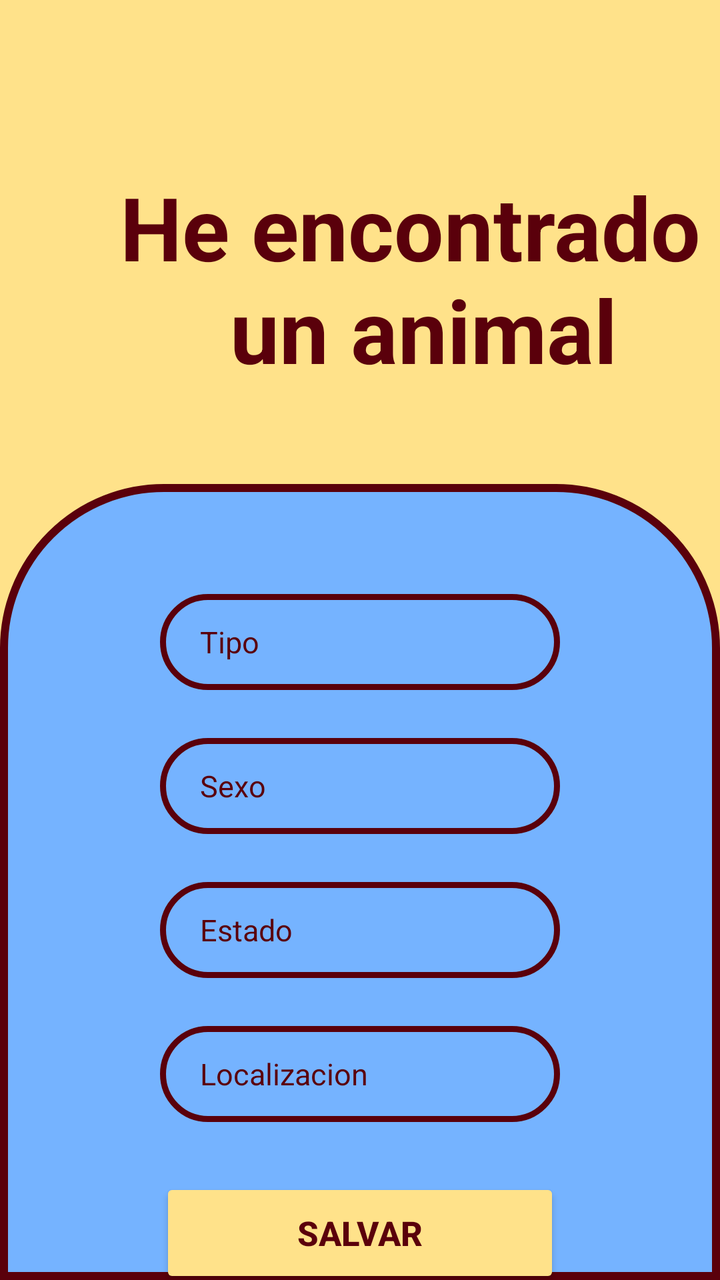
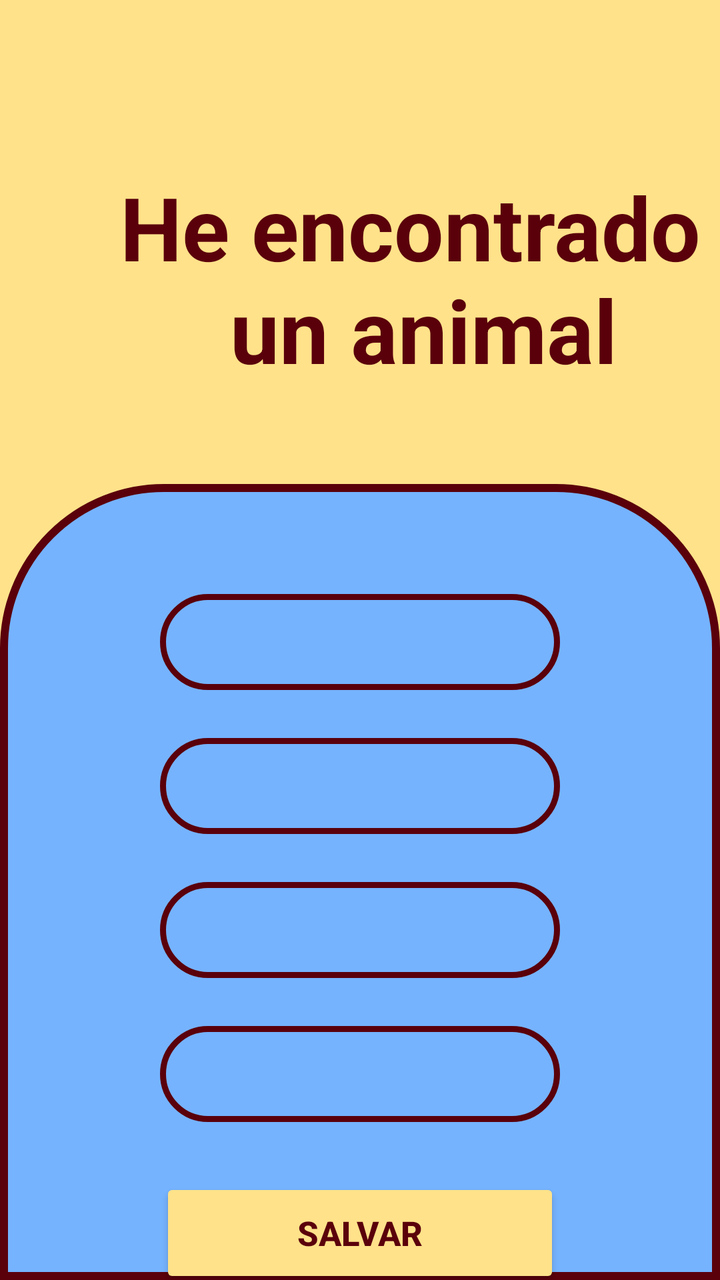

The first picture is an Android layout as it rendered before a commit; the second is the same layout after the commit. The layout source and the unified diff follow.
<!-- AndroidManifest.xml: application theme Theme.AnimalesAdopcion -->
<!-- res/layout/fragment_encontrado.xml -->
<?xml version="1.0" encoding="utf-8"?>
<androidx.constraintlayout.widget.ConstraintLayout
    xmlns:android="http://schemas.android.com/apk/res/android"
    xmlns:app="http://schemas.android.com/apk/res-auto"
    android:layout_width="match_parent"
    android:layout_height="match_parent"
    android:background="#FFE28A">

    <TextView
        android:id="@+id/txtEncontrado"
        android:layout_width="wrap_content"
        android:layout_height="wrap_content"
        android:layout_marginStart="60dp"
        android:layout_marginTop="84dp"
        android:text="He encontrado\n     un animal"
        android:textColor="#5A000B"
        android:textSize="44sp"
        android:textStyle="bold"
        app:layout_constraintStart_toStartOf="parent"
        app:layout_constraintTop_toTopOf="parent" />

    <LinearLayout
        android:id="@+id/contenedorEncontrado"
        android:layout_width="match_parent"
        android:layout_height="0dp"
        android:layout_marginTop="48dp"
        android:orientation="vertical"
        android:gravity="center_horizontal"
        android:paddingTop="55dp"
        android:background="@drawable/fondo_encontrado_azul"
        app:layout_constraintTop_toBottomOf="@id/txtEncontrado"
        app:layout_constraintBottom_toBottomOf="parent"
        app:layout_constraintStart_toStartOf="parent"
        app:layout_constraintEnd_toEndOf="parent">

        <EditText
            android:id="@+id/edtTipo"
            android:layout_width="200dp"
            android:layout_height="48dp"
            android:hint="Tipo"
            android:textColorHint="#5A000B"
            android:textColor="#5A000B"
            android:textSize="15sp"
            android:paddingStart="20dp"
            android:paddingEnd="20dp"
            android:background="@drawable/fondo_input_azul" />

        <EditText
            android:id="@+id/edtSexo"
            android:layout_width="200dp"
            android:layout_height="48dp"
            android:layout_marginTop="24dp"
            android:hint="Sexo"
            android:textColorHint="#5A000B"
            android:textColor="#5A000B"
            android:textSize="15sp"
            android:paddingStart="20dp"
            android:paddingEnd="20dp"
            android:background="@drawable/fondo_input_azul" />

        <EditText
            android:id="@+id/edtEstado"
            android:layout_width="200dp"
            android:layout_height="48dp"
            android:layout_marginTop="24dp"
            android:hint="Estado"
            android:textColorHint="#5A000B"
            android:textColor="#5A000B"
            android:textSize="15sp"
            android:paddingStart="20dp"
            android:paddingEnd="20dp"
            android:background="@drawable/fondo_input_azul" />

        <EditText
            android:id="@+id/edtLocalizacion"
            android:layout_width="200dp"
            android:layout_height="48dp"
            android:layout_marginTop="24dp"
            android:hint="Localizacion"
            android:textColorHint="#5A000B"
            android:textColor="#5A000B"
            android:textSize="15sp"
            android:paddingStart="20dp"
            android:paddingEnd="20dp"
            android:background="@drawable/fondo_input_azul" />

        <Button
            android:id="@+id/btnSalvar"
            android:layout_width="200dp"
            android:layout_height="55dp"
            android:layout_marginTop="28dp"
            android:text="Salvar"
            android:textColor="#5A000B"
            android:textSize="17sp"
            android:textStyle="bold"
            android:backgroundTint="#FFE28A"
            app:cornerRadius="30dp" />

    </LinearLayout>

</androidx.constraintlayout.widget.ConstraintLayout>
<!-- resources referenced by this layout -->
<resources>
  <!-- drawable fondo_encontrado_azul (drawable) -->
  <shape xmlns:android="http://schemas.android.com/apk/res/android">
      <solid android:color="#75B3FF" />
  
      <stroke
          android:width="4dp"
          android:color="#5A000B" />
  
      <corners
          android:topLeftRadius="80dp"
          android:topRightRadius="80dp"
          android:bottomLeftRadius="0dp"
          android:bottomRightRadius="0dp" />
  </shape>
  <!-- drawable fondo_input_azul (drawable) -->
  <shape xmlns:android="http://schemas.android.com/apk/res/android">
      <solid android:color="#75B3FF" />
      <stroke
          android:width="3dp"
          android:color="#5A000B" />
      <corners android:radius="28dp" />
  </shape>
  <style name="Theme.AnimalesAdopcion" parent="Base.Theme.AnimalesAdopcion" />
  <style name="Base.Theme.AnimalesAdopcion" parent="Theme.Material3.DayNight.NoActionBar">
          
          
      </style>
</resources>

<!-- the commit's change to res/layout/fragment_encontrado.xml (unified diff, before → after) -->
@@ -33,56 +33,42 @@
         app:layout_constraintStart_toStartOf="parent"
         app:layout_constraintEnd_toEndOf="parent">
 
-        <EditText
-            android:id="@+id/edtTipo"
+        <Spinner
+            android:id="@+id/spinnerTipo"
             android:layout_width="200dp"
             android:layout_height="48dp"
-            android:hint="Tipo"
-            android:textColorHint="#5A000B"
-            android:textColor="#5A000B"
-            android:textSize="15sp"
+            android:background="@drawable/fondo_input_azul"
             android:paddingStart="20dp"
-            android:paddingEnd="20dp"
-            android:background="@drawable/fondo_input_azul" />
+            android:paddingEnd="20dp" />
 
-        <EditText
-            android:id="@+id/edtSexo"
+        <Spinner
+            android:id="@+id/spinnerSexo"
             android:layout_width="200dp"
             android:layout_height="48dp"
             android:layout_marginTop="24dp"
-            android:hint="Sexo"
-            android:textColorHint="#5A000B"
-            android:textColor="#5A000B"
-            android:textSize="15sp"
+            android:background="@drawable/fondo_input_azul"
             android:paddingStart="20dp"
-            android:paddingEnd="20dp"
-            android:background="@drawable/fondo_input_azul" />
+            android:paddingEnd="20dp"/>
 
-        <EditText
-            android:id="@+id/edtEstado"
+        <Spinner
+            android:id="@+id/spinnerEstado"
             android:layout_width="200dp"
             android:layout_height="48dp"
             android:layout_marginTop="24dp"
-            android:hint="Estado"
-            android:textColorHint="#5A000B"
-            android:textColor="#5A000B"
-            android:textSize="15sp"
+            android:background="@drawable/fondo_input_azul"
             android:paddingStart="20dp"
-            android:paddingEnd="20dp"
-            android:background="@drawable/fondo_input_azul" />
+            android:paddingEnd="20dp"/>
 
-        <EditText
-            android:id="@+id/edtLocalizacion"
+        <Spinner
+            android:id="@+id/spinnerLocalizacion"
             android:layout_width="200dp"
             android:layout_height="48dp"
             android:layout_marginTop="24dp"
-            android:hint="Localizacion"
-            android:textColorHint="#5A000B"
-            android:textColor="#5A000B"
-            android:textSize="15sp"
+            android:background="@drawable/fondo_input_azul"
             android:paddingStart="20dp"
-            android:paddingEnd="20dp"
-            android:background="@drawable/fondo_input_azul" />
+            android:paddingEnd="20dp"/>
+
+
 
         <Button
             android:id="@+id/btnSalvar"
